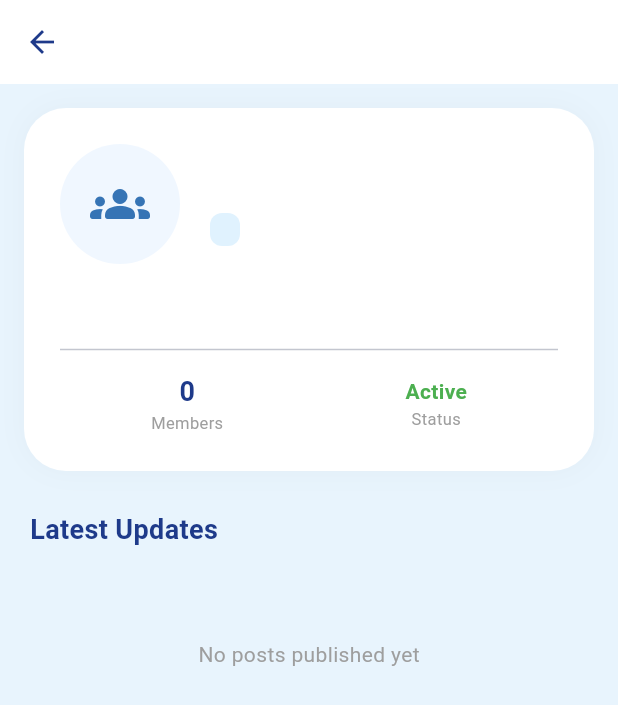
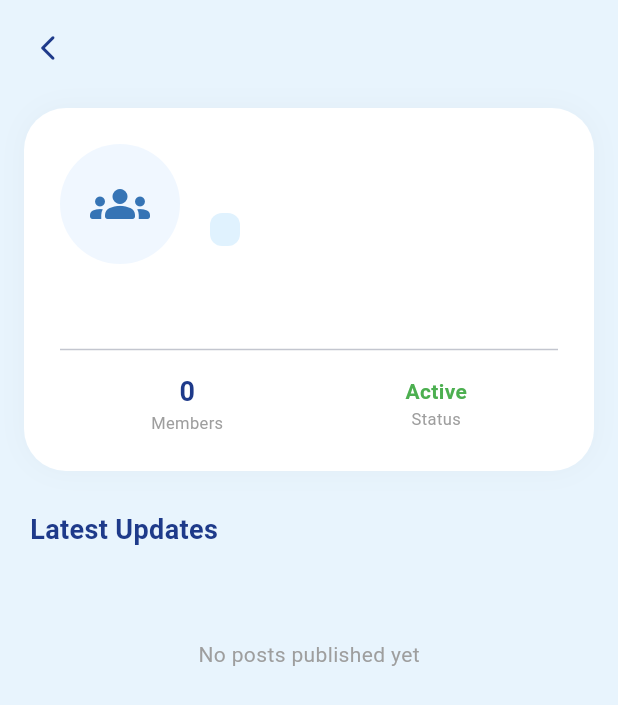
Before and after one commit to Bariqa1/Uniclubs, a Flutter app: the ClubProfilePage screen opened directly with empty values, on a phone screen of 412 x 824 dp. Shown: the top 705 px of the screen. Run offline on Flutter 3.47's test engine with Material 3 defaults, Android fonts, the phone set to English and light mode, and no system bars; our stand-ins replace cloud_firestore, dash_chat_2, firebase_auth, firebase_core, firebase_messaging, fl_chart and 2 more; accounts and stored records are empty.

Commit message:
Club profile page: fixed duplicate club name

```diff
--- a/lib/screens/leader/club_profile_page.dart
+++ b/lib/screens/leader/club_profile_page.dart
@@ -41,30 +41,25 @@ class _ClubProfilePageState extends State<ClubProfilePage> {
 
         return Scaffold(
           backgroundColor: const Color(0xFFE8F4FD),
-          appBar: AppBar(
-            backgroundColor: Colors.white,
-            elevation: 0,
-            centerTitle: true,
-            iconTheme: const IconThemeData(color: Color(0xFF1E3A8A)),
-            title: Row(
+          body: SafeArea(
+            child: CustomScrollView(
+              slivers: [
+                SliverToBoxAdapter(
+                  child: Padding(
+                    padding: const EdgeInsets.fromLTRB(8, 8, 8, 0),
+                    child: Row(
                       children: [
-                Expanded(
-                  child: Text(
-                    clubData['name'] ?? 'Club Profile',
-                    style: const TextStyle(color: Color(0xFF1E3A8A), fontWeight: FontWeight.bold),
-                    overflow: TextOverflow.ellipsis,
+                        if (Navigator.canPop(context))
+                          IconButton(
+                            icon: const Icon(Icons.arrow_back_ios_new_rounded, color: Color(0xFF1E3A8A), size: 20),
+                            onPressed: () => Navigator.pop(context),
                           ),
-                ),
-              ],
-            ),
-            actions: [
-              // زر التعديل للأدمن (تعديل مباشر)
+                        const Spacer(),
                         if (widget.userRole == "admin")
                           IconButton(
                             icon: const Icon(Icons.edit_note_rounded, color: Color(0xFF3674B5), size: 28),
                             onPressed: () => _showAdminEditDialog(context, clubData),
                           ),
-              // زر طلب التعديل لليدر
                         if (widget.userRole == "leader")
                           IconButton(
                             icon: const Icon(Icons.edit_note_rounded, color: Color(0xFF3674B5), size: 24),
@@ -77,9 +72,8 @@ class _ClubProfilePageState extends State<ClubProfilePage> {
                           ),
                       ],
                     ),
-          body: SafeArea(
-            child: CustomScrollView(
-              slivers: [
+                  ),
+                ),
                 SliverToBoxAdapter(child: _buildEnhancedHeader(clubData)),
                 SliverToBoxAdapter(
                   child: Padding(
```
Lines whose indentation alone changed are shown as unchanged.
